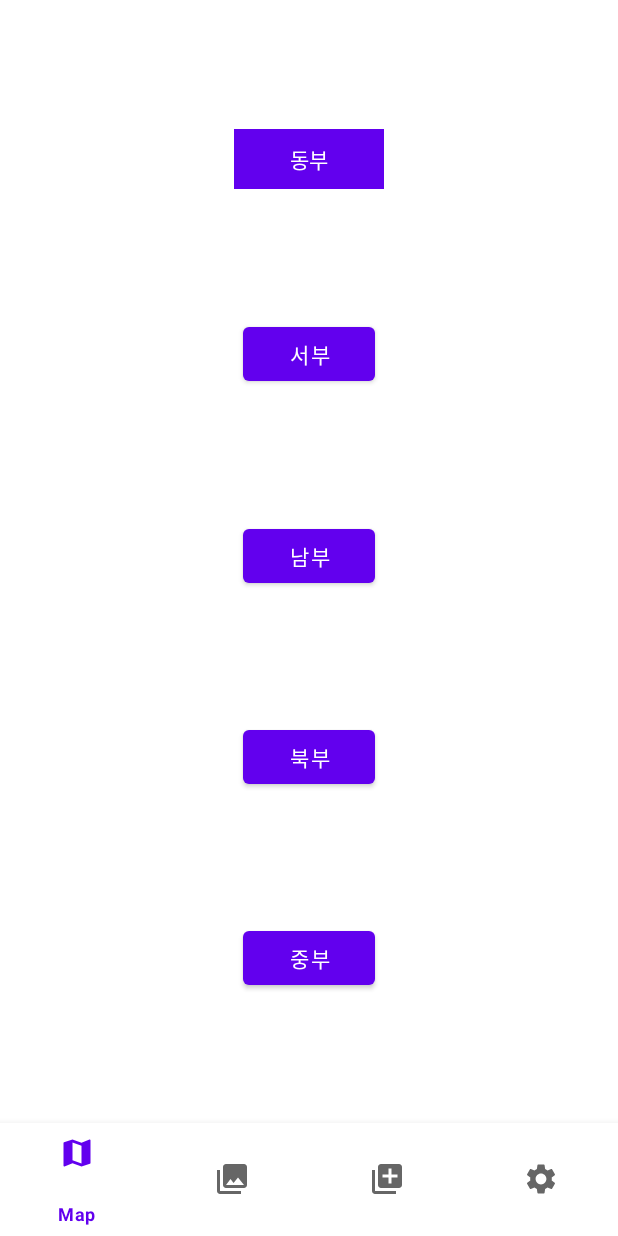
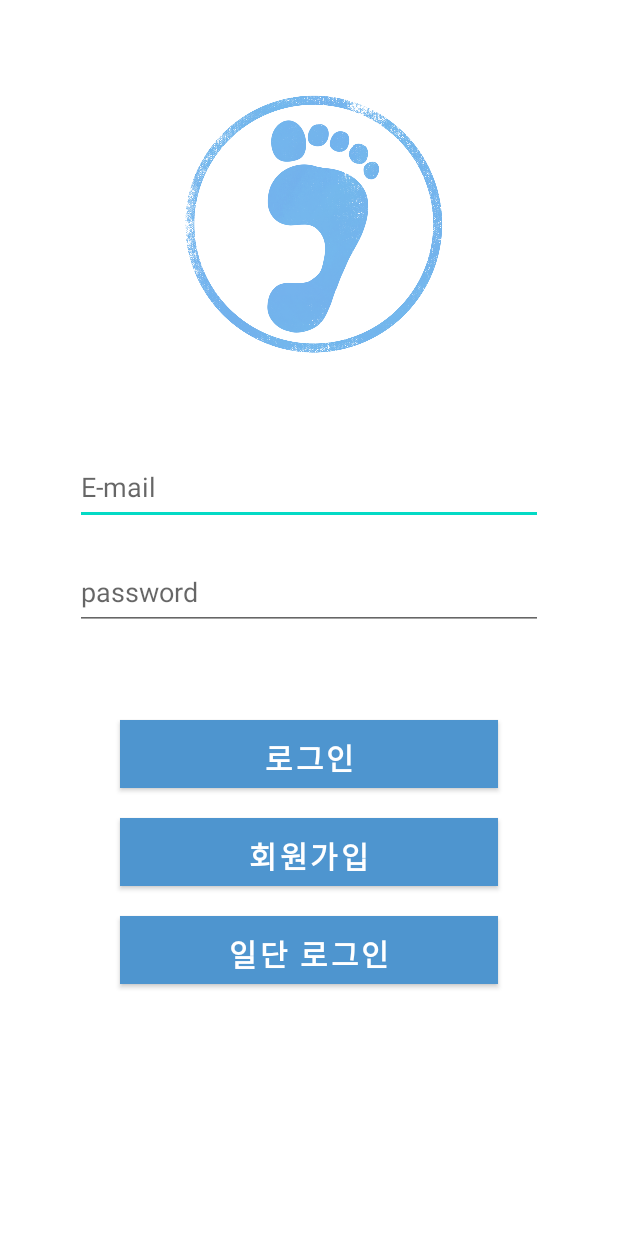
Before and after one commit to SnoopyKim/FootStamp, an Android app: the screen it shows after launch (MainActivity before the commit, LoginActivity after it), on a phone screen of 412 x 824 dp. Run offline under Robolectric (Android 15) with nearby library versions, the phone set to English and light mode, and no system bars; our stand-ins replace Firebase (no records; nobody signed in at launch, a user with empty details on screens opened directly).

Commit message:
로그인 구현 및 색상 설정

```diff
--- a/app/src/main/java/project/android/footstamp/activity/SplashActivity.kt
+++ b/app/src/main/java/project/android/footstamp/activity/SplashActivity.kt
@@ -13,7 +13,7 @@ class SplashActivity : AppCompatActivity() {
         setContentView(R.layout.activity_splash)
 
         Handler().postDelayed({
-            startActivity(Intent(this,MainActivity::class.java))
+            startActivity(Intent(this,LoginActivity::class.java))
             finish()
         },2500)
     }
--- a/app/src/main/java/project/android/footstamp/fragment/ViewFragment.kt
+++ b/app/src/main/java/project/android/footstamp/fragment/ViewFragment.kt
@@ -32,6 +32,8 @@ class ViewFragment : Fragment() {
         val view = inflater.inflate(R.layout.fragment_view, container, false)
         val rv : RecyclerView = view.findViewById(R.id.GalleryRCView)
 
+
+
         val items = ArrayList<String>()
         items.add("a")
         items.add("b")
--- /dev/null
+++ b/app/src/main/res/layout/activity_login.xml
@@ -0,0 +1,78 @@
+<?xml version="1.0" encoding="utf-8"?>
+<LinearLayout xmlns:android="http://schemas.android.com/apk/res/android"
+    xmlns:app="http://schemas.android.com/apk/res-auto"
+    xmlns:tools="http://schemas.android.com/tools"
+    android:layout_width="match_parent"
+    android:layout_height="match_parent"
+    android:orientation="vertical"
+    tools:context=".activity.LoginActivity">
+
+    <ImageView
+        android:id="@+id/loginlogo"
+        android:layout_marginLeft="100dp"
+        android:layout_marginRight="100dp"
+        android:layout_gravity="center"
+        android:layout_marginTop="50dp"
+        android:scaleType="centerCrop"
+        android:layout_width="200dp"
+        android:layout_height="200dp"
+        android:src="@drawable/stamplogo" />
+
+    <EditText
+        android:id="@+id/EmailArea"
+        android:layout_width="match_parent"
+        android:layout_marginTop="50dp"
+        android:layout_height="50dp"
+        android:layout_marginLeft="50dp"
+        android:layout_marginRight="50dp"
+        android:hint="E-mail"/>
+
+    <EditText
+        android:id="@+id/PasswordArea"
+        android:layout_width="match_parent"
+        android:layout_height="50dp"
+        android:layout_marginLeft="50dp"
+        android:layout_marginRight="50dp"
+        android:hint="password"
+        android:layout_marginTop="20dp"/>
+
+    <Button
+        android:id="@+id/LoginBtn"
+        android:layout_width="match_parent"
+        android:layout_height="45dp"
+        android:layout_marginLeft="80dp"
+        android:layout_marginTop="60dp"
+        android:layout_marginRight="80dp"
+        android:text="로그인"
+        android:textColor="@color/white"
+        android:textSize="20sp"
+        android:textStyle="bold"
+        android:background="@color/maincolor"/>
+
+    <Button
+        android:id="@+id/JoinBtn"
+        android:layout_width="match_parent"
+        android:layout_height="45dp"
+        android:layout_marginLeft="80dp"
+        android:layout_marginTop="20dp"
+        android:layout_marginRight="80dp"
+        android:text="회원가입"
+        android:textColor="@color/white"
+        android:textSize="20sp"
+        android:textStyle="bold"
+        android:background="@color/maincolor" />
+
+    <Button
+        android:id="@+id/passBtn"
+        android:layout_width="match_parent"
+        android:layout_height="45dp"
+        android:layout_marginLeft="80dp"
+        android:layout_marginTop="20dp"
+        android:layout_marginRight="80dp"
+        android:text="일단 로그인"
+        android:textColor="@color/white"
+        android:textSize="20sp"
+        android:textStyle="bold"
+        android:background="@color/maincolor" />
+
+</LinearLayout>
--- a/app/src/main/res/layout/fragment_view2.xml
+++ b/app/src/main/res/layout/fragment_view2.xml
@@ -31,6 +31,7 @@
             android:id="@+id/choice_a"
             android:layout_width="wrap_content"
             android:layout_height="wrap_content"
+            app:tbgMarkerColor="@color/maincolor"
             android:layout_marginLeft="20dp"
             android:layout_marginTop="5dp"
             android:layout_marginRight="10dp"
@@ -39,6 +40,7 @@
         <com.nex3z.togglebuttongroup.button.CircularToggle
             android:id="@+id/choice_b"
             android:layout_width="wrap_content"
+            app:tbgMarkerColor="@color/maincolor"
             android:layout_height="wrap_content"
             android:layout_marginTop="5dp"
             android:layout_marginRight="10dp"
@@ -48,6 +50,7 @@
             android:id="@+id/choice_c"
             android:layout_width="wrap_content"
             android:layout_height="wrap_content"
+            app:tbgMarkerColor="@color/maincolor"
             android:layout_marginTop="5dp"
             android:layout_marginRight="10dp"
             android:text="10월" />
--- a/app/src/main/res/values/colors.xml
+++ b/app/src/main/res/values/colors.xml
@@ -1,10 +1,12 @@
 <?xml version="1.0" encoding="utf-8"?>
 <resources>
-    <color name="purple_200">#FFBB86FC</color>
-    <color name="purple_500">#FF6200EE</color>
-    <color name="purple_700">#FF3700B3</color>
+    <color name="purple_200">#4e95cf</color>
+    <color name="purple_500">#4e95cf</color>
+    <color name="purple_700">#4e95cf</color>
     <color name="teal_200">#FF03DAC5</color>
     <color name="teal_700">#FF018786</color>
     <color name="black">#FF000000</color>
     <color name="white">#FFFFFFFF</color>
+    <color name="maincolor">#74b6ef</color>
+    <color name="subcolor">#9c9c9c</color>
 </resources>
--- a/build.gradle
+++ b/build.gradle
@@ -14,10 +14,12 @@ buildscript {
     dependencies {
         classpath 'com.android.tools.build:gradle:7.0.2'
         classpath "org.jetbrains.kotlin:kotlin-gradle-plugin:1.5.31"
+        classpath 'com.google.gms:google-services:4.3.10'
 
         // NOTE: Do not place your application dependencies here; they belong
         // in the individual module build.gradle files
     }
+
 }
 
 allprojects {
```
Also changed, not shown: app/build.gradle (+8 -1 lines), app/src/main/AndroidManifest.xml (+12 -10 lines), app/src/main/java/project/android/footstamp/activity/LoginActivity.kt (added, +97 -0 lines), app/src/main/java/project/android/footstamp/fragment/SettingFragment.kt (+25 -15 lines), app/src/main/res/layout/activity_splash.xml (+10 -19 lines), app/src/main/res/layout/fragment_gallery.xml (+4 -4 lines), app/src/main/res/layout/fragment_setting.xml (+7 -8 lines), app/src/main/res/layout/fragment_view.xml (+9 -5 lines), app/src/main/res/drawable/img.png (added), app/src/main/res/drawable/img_1.png (added), app/src/main/res/drawable/stamplogo.png (added), app/src/main/res/drawable/stamplogo2.png (added), 1 other file.
